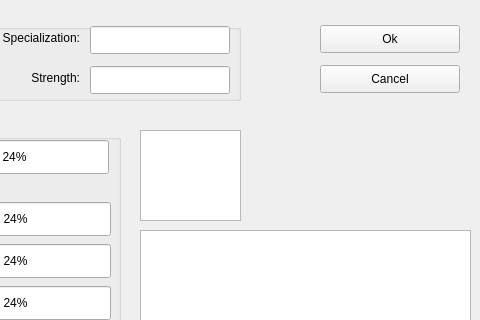
The window that GameDemonstrator/dialogs/MapCitySettingsDialog.ui (raubwuerger/StrategicGameProject) describes before a commit, drawn with Qt 5; both pictures show x 270 to 750 and y 0 to 320 of the 750 by 696 pixel window.
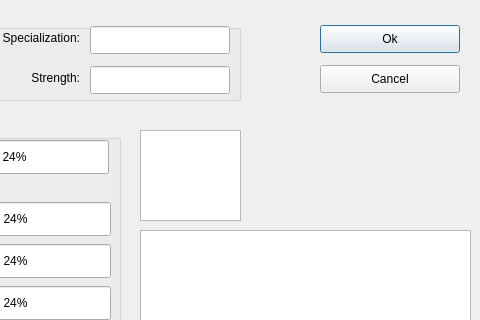
The same window after the commit.

The edit to the form file:
```diff
--- a/GameDemonstrator/dialogs/MapCitySettingsDialog.ui
+++ b/GameDemonstrator/dialogs/MapCitySettingsDialog.ui
@@ -406,6 +406,9 @@
    <property name="text">
     <string>Ok</string>
    </property>
+   <property name="default">
+    <bool>true</bool>
+   </property>
   </widget>
   <widget class="QPushButton" name="pushButtonProduceEfficiency_3">
    <property name="geometry">
```
Left out of the diff: 4 changed lines with no effect on the pictures.
